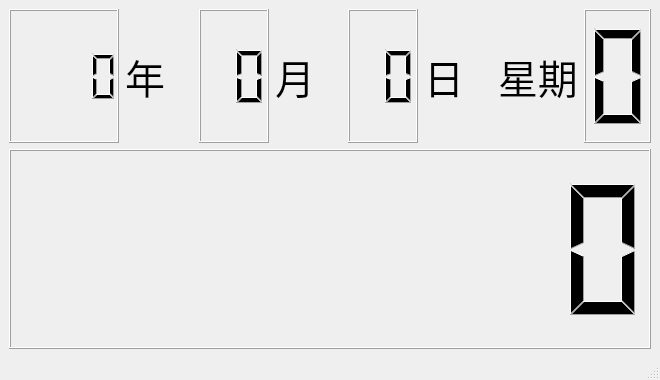
This is main.ui in TobyFang2010/PyQtTimer as Qt 5 draws it before an edit. The edited form follows.
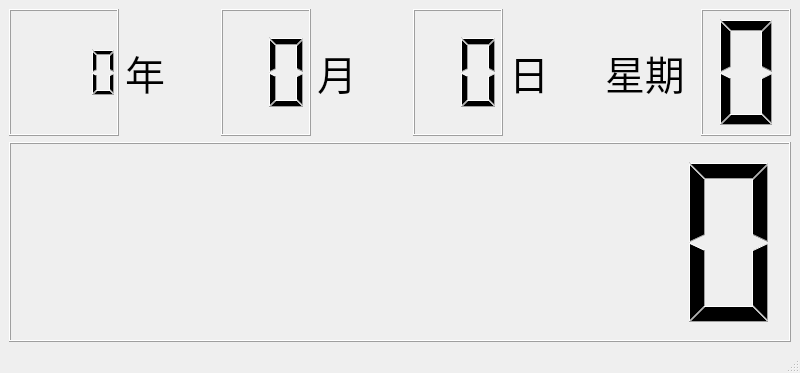
This is the edited form.

Patch:
```diff
--- a/main.ui
+++ b/main.ui
@@ -6,8 +6,8 @@
    <rect>
     <x>0</x>
     <y>0</y>
-    <width>660</width>
-    <height>380</height>
+    <width>800</width>
+    <height>373</height>
    </rect>
   </property>
   <property name="windowTitle">
```
Left out of the diff: 2 changed lines with no effect on the pictures.
